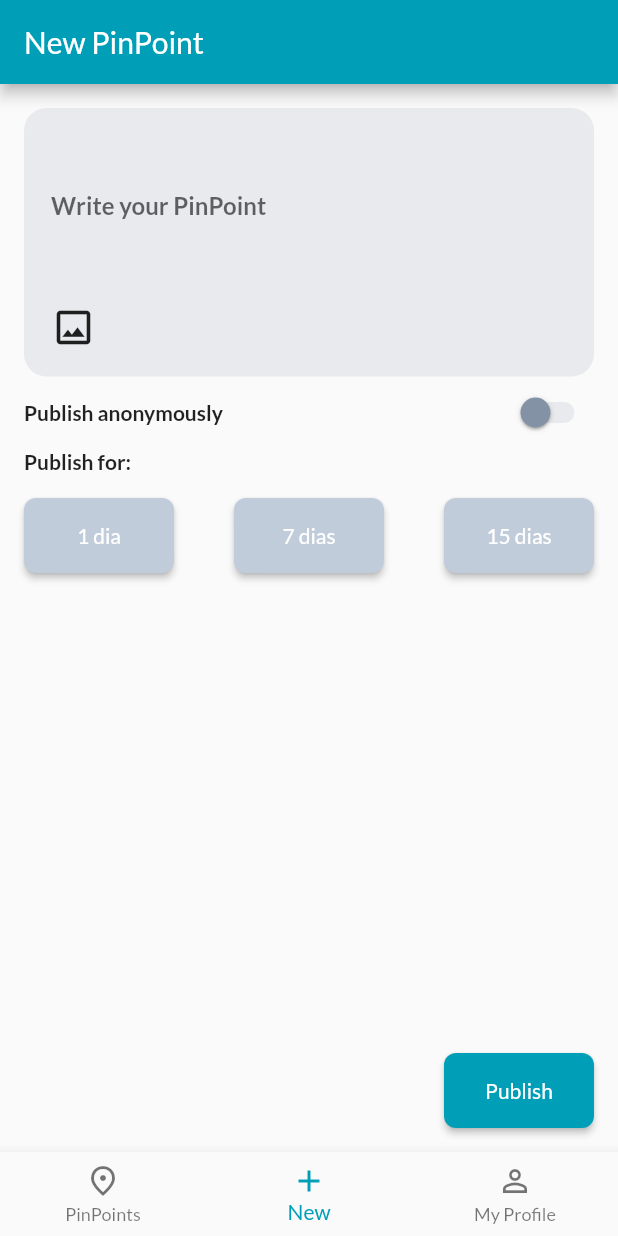
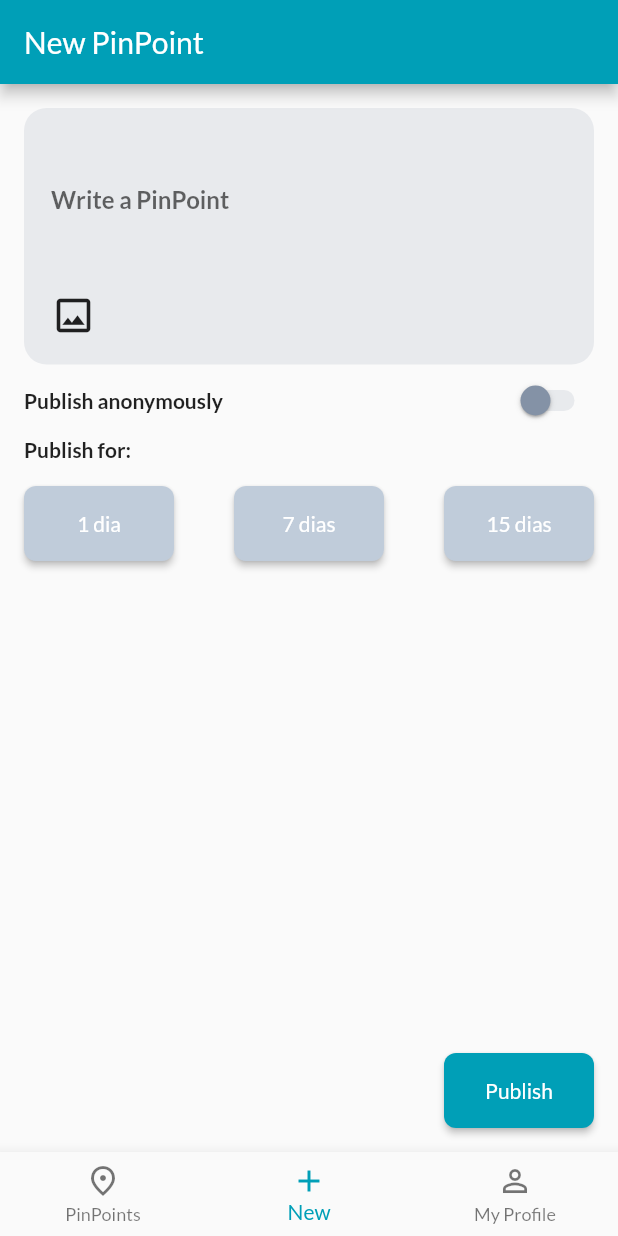
Before and after one commit to MikeGonzaBar/Aplicaciones-Moviles-Proyecto-PinPoint, a Flutter app: the MainPage screen opened directly, item 2 of the bottom bar chosen, on a phone screen of 412 x 824 dp. Run offline on Flutter 3.47's test engine with Material 2 defaults, Android fonts, the phone set to English and light mode, and no system bars; our stand-ins replace cloud_firestore, firebase_auth, firebase_core, geolocator, google_fonts, timeago; missing offline and left inert: flutter_share, flutterfire_ui; accounts and stored records are empty.

Commit message:
New post padding fix

```diff
--- a/lib/pages/new_post.dart
+++ b/lib/pages/new_post.dart
@@ -38,7 +38,8 @@ class _NewPostState extends State<NewPost> {
                     style: const TextStyle(fontWeight: FontWeight.w600),
                     cursorColor: const Color(0xFF009fb7),
                     decoration: const InputDecoration(
-                      labelText: 'Write your PinPoint',
+                      isDense: true,
+                      labelText: 'Write a PinPoint',
                       border: InputBorder.none,
                     ),
                   ),
```
